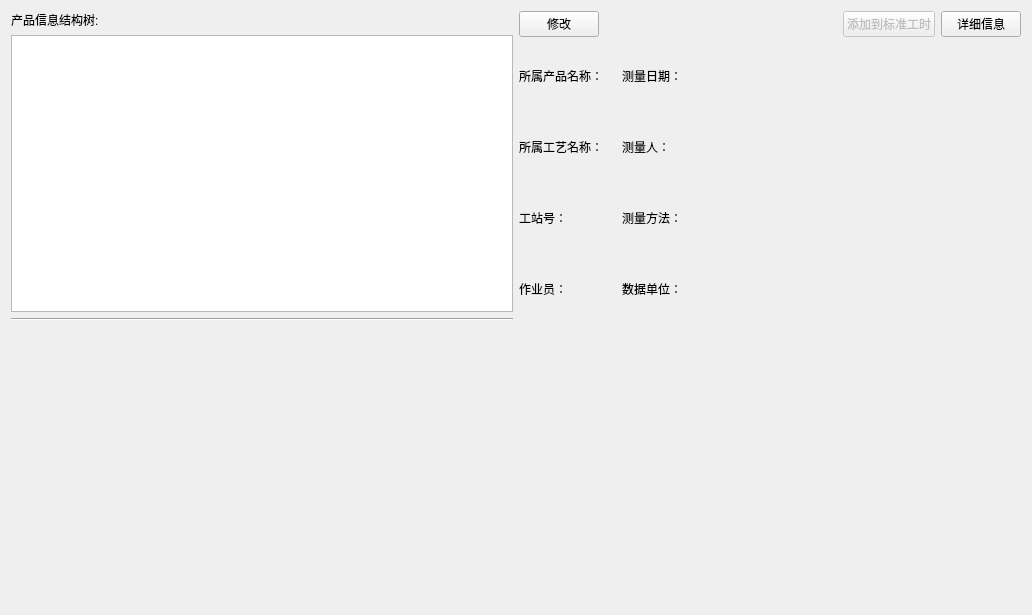
yukuan1991/PwhManagementProject, file Pwh/pwhmanagement.ui: the form before one commit.
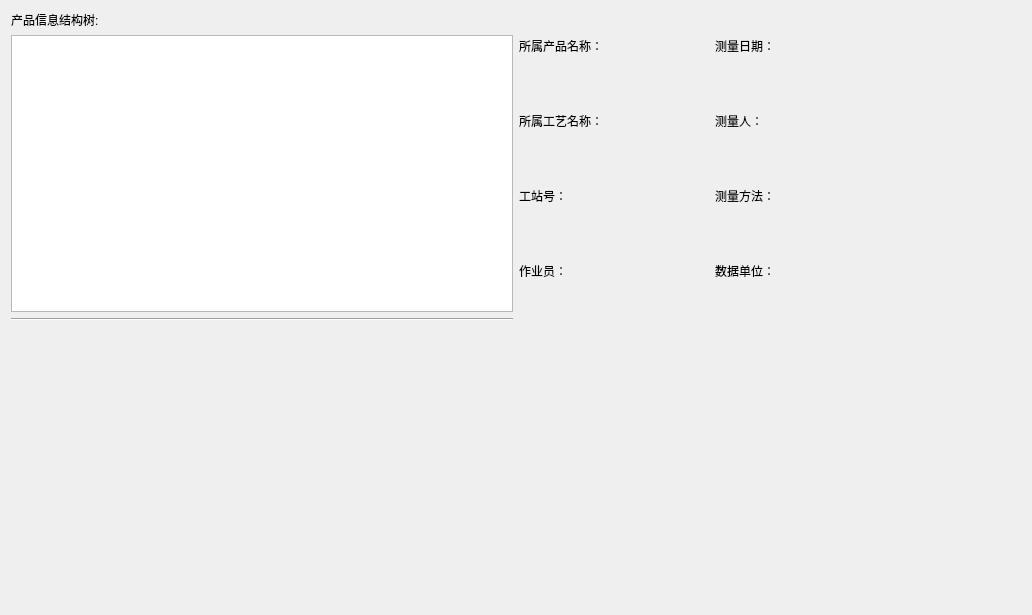
The form after the commit.

What changed in the file:
```diff
--- a/Pwh/pwhmanagement.ui
+++ b/Pwh/pwhmanagement.ui
@@ -42,47 +42,6 @@
      </item>
      <item>
       <layout class="QVBoxLayout" name="verticalLayout">
-       <item>
-        <layout class="QHBoxLayout" name="horizontalLayout">
-         <item>
-          <widget class="QPushButton" name="button_modify">
-           <property name="text">
-            <string>修改</string>
-           </property>
-          </widget>
-         </item>
-         <item>
-          <spacer name="horizontalSpacer">
-           <property name="orientation">
-            <enum>Qt::Horizontal</enum>
-           </property>
-           <property name="sizeHint" stdset="0">
-            <size>
-             <width>40</width>
-             <height>20</height>
-            </size>
-           </property>
-          </spacer>
-         </item>
-         <item>
-          <widget class="QPushButton" name="button_add_std">
-           <property name="enabled">
-            <bool>false</bool>
-           </property>
-           <property name="text">
-            <string>添加到标准工时</string>
-           </property>
-          </widget>
-         </item>
-         <item>
-          <widget class="QPushButton" name="button_detail">
-           <property name="text">
-            <string>详细信息</string>
-           </property>
-          </widget>
-         </item>
-        </layout>
-       </item>
        <item>
         <layout class="QHBoxLayout" name="horizontalLayout_2">
          <item>
@@ -96,6 +55,12 @@
            </item>
            <item row="0" column="1">
             <widget class="QLabel" name="label_10">
+             <property name="minimumSize">
+              <size>
+               <width>100</width>
+               <height>0</height>
+              </size>
+             </property>
              <property name="text">
               <string/>
              </property>
@@ -110,6 +75,12 @@
            </item>
            <item row="0" column="3">
             <widget class="QLabel" name="label_11">
+             <property name="minimumSize">
+              <size>
+               <width>100</width>
+               <height>0</height>
+              </size>
+             </property>
              <property name="text">
               <string/>
              </property>
```
